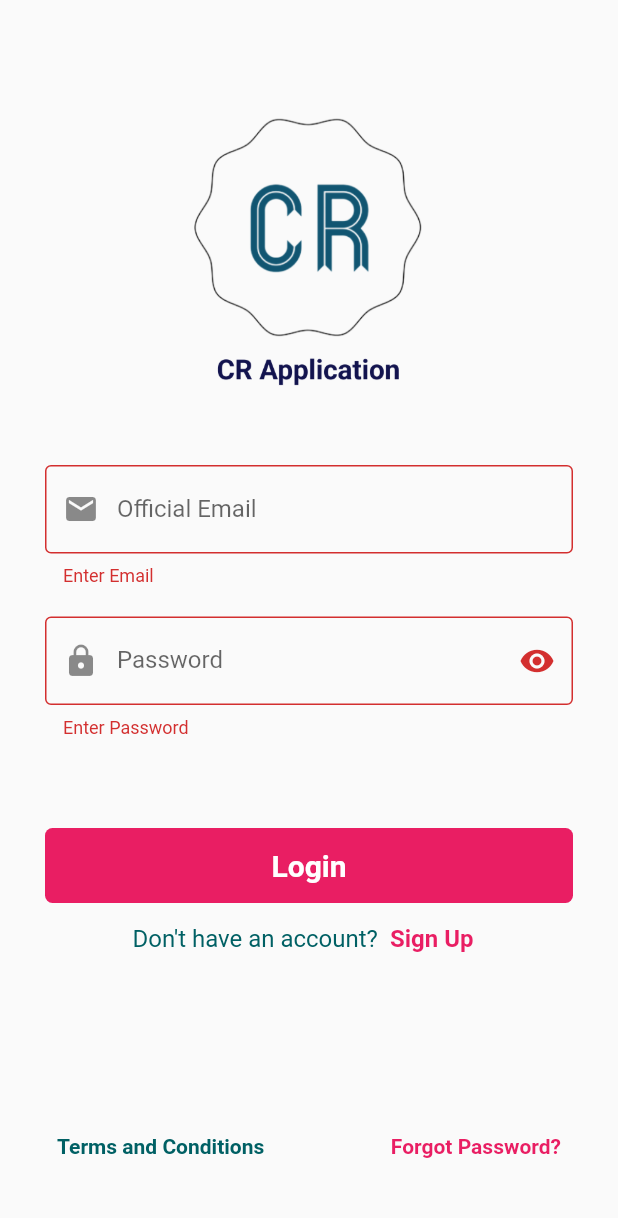
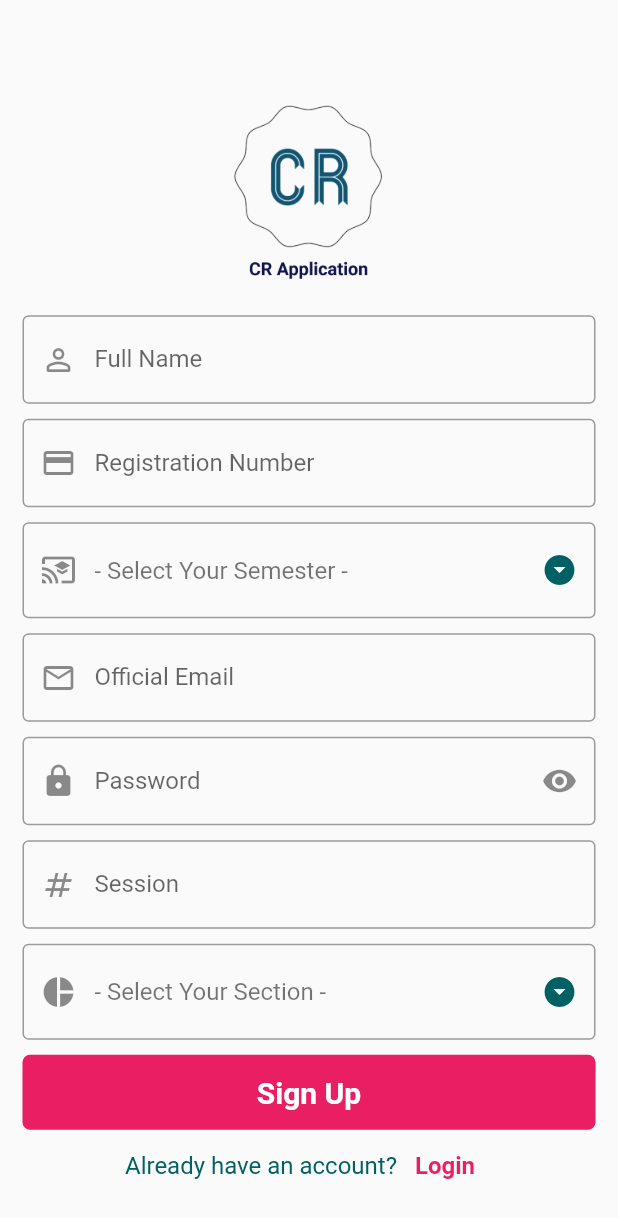
Before and after one commit to AbdullahButt2611/CR_App, a Flutter app: the screen it shows after launch, after a tap on "Login", after a tap on "Sign Up", on a phone screen of 412 x 824 dp. Shown: the top 1218 px of the screen. Run offline on Flutter 3.47's test engine with Material 2 defaults, Android fonts, the phone set to English and light mode, and no system bars; our stand-ins replace firebase_core, flutter_spinkit, get; accounts and stored records are empty; network calls fail.

Commit message:
Signup Screen Design

```diff
--- /dev/null
+++ b/cr_app/lib/admin_timetable_manage.dart
@@ -0,0 +1 @@
+// class AdminTimeTableManage extends
--- a/cr_app/lib/login_screen.dart
+++ b/cr_app/lib/login_screen.dart
@@ -1,5 +1,6 @@
 // ignore_for_file: prefer_const_constructors, prefer_const_literals_to_create_immutables
 
+import 'package:cr_app/signup_screen.dart';
 import 'package:cr_app/student_notification_screen.dart';
 import 'package:cr_app/welcome_screen.dart';
 import 'package:flutter/cupertino.dart';
@@ -169,7 +170,15 @@ class _LoginScreenState extends State<LoginScreen> {
                       ),
                     ),
                     TextButton(
-                      onPressed: () {},
+                      onPressed: () {
+
+                        Navigator.push(
+                          context,
+                          MaterialPageRoute(
+                            builder: (context) => const SignUpScreen(),
+                          )
+                        );
+                      },
                       child: Text(
                         "Sign Up",
                         style: TextStyle(
--- a/cr_app/lib/main.dart
+++ b/cr_app/lib/main.dart
@@ -1,11 +1,17 @@
 // ignore_for_file: prefer_const_constructors
 
 import 'package:cr_app/splash_screen.dart';
+import 'package:firebase_core/firebase_core.dart';
 import 'package:flutter/material.dart';
 // import './navigation_drawer.dart';
 
 
-void main() {
+Future<void> main() async {
+
+  WidgetsFlutterBinding.ensureInitialized();
+
+  await Firebase.initializeApp();
+
   runApp(const MyApp());
 }
 
--- a/cr_app/lib/navigation_drawer.dart
+++ b/cr_app/lib/navigation_drawer.dart
@@ -7,7 +7,10 @@ import 'package:get/get.dart';
 
 class NavigationDrawer extends StatelessWidget{
 
-  const NavigationDrawer({super.key});
+  const NavigationDrawer({super.key, required this.role, required this.id});
+
+  final String role;
+  final int id;
 
   @override
   Widget build(BuildContext context) {
@@ -25,7 +28,7 @@ class NavigationDrawer extends StatelessWidget{
         padding: EdgeInsets.zero,
         children: [
 
-          UserAccountsDrawerHeader(
+          (role != "Admin") ? UserAccountsDrawerHeader(
 
             decoration: BoxDecoration(
 
@@ -46,9 +49,24 @@ class NavigationDrawer extends StatelessWidget{
 
             ),
 
+          ) :
+
+          Padding(
+            padding: const EdgeInsets.only(
+              top: 25.0,
+              bottom: 17.0,
+            ),
+            child: Image.asset(
+              "assets/images/logo_text.png",
+              height: 180,
+              width: 180,
+              color: Colors.cyan.shade200,
+
+            ),
           ),
 
-          ListTile(
+
+          (role != "Student") ? ListTile(
             focusColor: Colors.cyan.shade100,
             leading: Icon(Icons.notifications, color: Colors.white,),
             title: Text("Notifications", style: TextStyle(color: Colors.white),),
@@ -61,7 +79,7 @@ class NavigationDrawer extends StatelessWidget{
                 )
               );
             },
-          ),
+          ) :
 
           ListTile(
             leading: Icon(Icons.calendar_month, color: Colors.white,),
@@ -110,7 +128,7 @@ class NavigationDrawer extends StatelessWidget{
 
         ],
 
-      )
+      ),
 
     );
   }
--- /dev/null
+++ b/cr_app/lib/signup_controller.dart
@@ -0,0 +1,22 @@
+import 'package:flutter/cupertino.dart';
+import 'package:get/get.dart';
+
+class SignUpController extends GetxController{
+
+  //  SignUpController({this.section, this.semester});
+
+  static SignUpController get instance => Get.find();
+
+  final fullName = TextEditingController();
+  final regdNo = TextEditingController();
+  final email = TextEditingController();
+  String? semester = "";
+  final password = TextEditingController();
+  final session = TextEditingController();
+  String? section = "";
+
+  // ignore: non_constant_identifier_names
+  void RegisterUser(String email, String passwrord){
+  }
+
+}
--- /dev/null
+++ b/cr_app/lib/signup_screen.dart
@@ -0,0 +1,332 @@
+// ignore_for_file: prefer_const_constructors, dead_code, prefer_const_literals_to_create_immutables
+
+import 'package:cr_app/login_screen.dart';
+import 'package:cr_app/signup_controller.dart';
+import 'package:flutter/material.dart';
+import 'package:get/get.dart';
+
+class SignUpScreen extends StatefulWidget{
+  const SignUpScreen({super.key});
+
+  @override
+  State<SignUpScreen> createState() => _SignUpScreenState();
+}
+
+class _SignUpScreenState extends State<SignUpScreen> {
+
+  final controller = Get.put(SignUpController());
+  final _formKey = GlobalKey<FormState>();
+
+  // final semesters = ["1", "2", "3", "4", "5", "6", "7", "8"];
+  var _value = "-1";
+  var _section = "-1";
+  bool passToggle = true;
+
+  @override
+  Widget build(BuildContext context) {
+
+    return Scaffold(
+      body: Container(
+
+        width: double.infinity,
+        padding: EdgeInsets.only(
+          top: 30.0,
+          bottom: 10.0,
+          left: 15.0,
+          right: 15.0,
+        ),
+
+        child: Form(
+          key: _formKey,
+          child: SingleChildScrollView(
+            padding: EdgeInsets.only(top: 30.0),
+            child: Column(
+              mainAxisAlignment: MainAxisAlignment.center,
+              crossAxisAlignment: CrossAxisAlignment.center,
+              children: [
+
+                Padding(
+                  padding: const EdgeInsets.only(bottom: 24.0),
+                  child: Image.asset
+                  (
+                    "assets/images/logo_text.png",
+                    width: 130.0,
+                  ),
+                ),
+
+                Padding(
+                  padding: const EdgeInsets.only(bottom: 10.0),
+                  child: TextFormField(
+                    controller: controller.fullName,
+                    keyboardType: TextInputType.name,
+                    decoration: InputDecoration(
+                      label: Text("Full Name"),
+                      prefixIcon: Icon(Icons.person_outline_rounded),
+                      border: OutlineInputBorder(),
+                    ),
+                  ),
+                ),
+
+                Padding(
+                  padding: const EdgeInsets.only(bottom: 10.0),
+                  child: TextFormField(
+                    controller: controller.regdNo,
+                    keyboardType: TextInputType.emailAddress,
+                    decoration: InputDecoration(
+                      label: Text("Registration Number"),
+                      prefixIcon: Icon(Icons.credit_card),
+                      border: OutlineInputBorder(),
+                    ),
+                  ),
+                ),
+
+                Padding(
+
+                  padding: const EdgeInsets.only(bottom: 10.0),
+                  child: DropdownButtonFormField(
+
+                    style: TextStyle(color: Colors.black54, fontSize: 16.0),
+                    icon: Icon(Icons.arrow_drop_down_circle),
+                    iconEnabledColor: Colors.cyan.shade900,
+                    value: _value,
+                    items: [
+
+                      DropdownMenuItem(
+                        value: "-1",
+                        child: Text("- Select Your Semester -"),
+                      ),
+                      DropdownMenuItem(
+                        value: "1",
+                        child: Text("First"),
+                      ),
+                      DropdownMenuItem(
+                        value: "2",
+                        child: Text("Second"),
+                      ),
+                      DropdownMenuItem(
+                        value: "3",
+                        child: Text("Third"),
+                      ),
+                      DropdownMenuItem(
+                        value: "4",
+                        child: Text("Fourth"),
+                      ),
+                      DropdownMenuItem(
+                        value: "5",
+                        child: Text("Fifth"),
+                      ),
+                      DropdownMenuItem(
+                        value: "6",
+                        child: Text("Sixth"),
+                      ),
+                      DropdownMenuItem(
+                        value: "7",
+                        child: Text("Seventh"),
+                      ),
+                      DropdownMenuItem(
+                        value: "8",
+                        child: Text("Eighth"),
+                      ),
+
+
+                    ],
+                    onChanged: (v){
+                      _value = v.toString();
+                      controller.semester = v.toString();
+                    },
+                    decoration: InputDecoration(
+                      prefixIcon: Icon(Icons.cast_for_education),
+                      border: OutlineInputBorder(),
+                    ),
+                  ),
+                ),
+
+
+                Padding(
+                  padding: const EdgeInsets.only(bottom: 10.0),
+                  child: TextFormField(
+
+                    controller: controller.email,
+                    keyboardType: TextInputType.emailAddress,
+                    decoration: InputDecoration(
+                      label: Text("Official Email"),
+                      prefixIcon: Icon(Icons.email_outlined),
+                      border: OutlineInputBorder(),
+                    ),
+                  ),
+                ),
+
+
+                  Padding(
+                    padding: const EdgeInsets.only(bottom: 10.0),
+                    child: TextFormField(
+
+                      controller: controller.password,
+                      keyboardType: TextInputType.emailAddress,
+                      obscureText: passToggle,                            // For Toggling the Hide Password
+
+                      decoration: InputDecoration(
+                        labelText: "Password",
+                        border: OutlineInputBorder(),
+                        prefixIcon: Icon(Icons.lock),
+                        suffixIcon: InkWell(
+                          onTap: () {
+                            setState(() {
+                              passToggle = !passToggle;
+                            });
+                          },
+                          child: Icon(
+                              passToggle ? Icons.visibility : Icons.visibility_off),
+                        ),
+                      ),
+
+
+                    ),
+                  ),
+
+
+                Padding(
+                  padding: const EdgeInsets.only(bottom: 10.0),
+                  child: TextFormField(
+
+                    controller: controller.session,
+                    keyboardType: TextInputType.number,
+                    decoration: InputDecoration(
+                      label: Text("Session"),
+                      prefixIcon: Icon(Icons.numbers),
+                      border: OutlineInputBorder(),
+                    ),
+                  ),
+                ),
+
+
+                Padding(
+
+                  padding: const EdgeInsets.only(bottom: 10.0),
+                  child: DropdownButtonFormField(
+
+                    style: TextStyle(color: Colors.black54, fontSize: 16.0),
+                    icon: Icon(Icons.arrow_drop_down_circle),
+                    iconEnabledColor: Colors.cyan.shade900,
+                    value: _section,
+                    items: [
+
+                      DropdownMenuItem(
+                        value: "-1",
+                        child: Text("- Select Your Section -"),
+                      ),
+                      DropdownMenuItem(
+                        value: "A",
+                        child: Text("A"),
+                      ),
+                      DropdownMenuItem(
+                        value: "B",
+                        child: Text("B"),
+                      ),
+                      DropdownMenuItem(
+                        value: "C",
+                        child: Text("C"),
+                      ),
+                      DropdownMenuItem(
+                        value: "D",
+                        child: Text("D"),
+                      ),
+
+                    ],
+                    onChanged: (v){
+                      _section = v.toString();
+                      controller.section = v.toString();
+                    },
+                    decoration: InputDecoration(
+                      prefixIcon: Icon(Icons.pie_chart),
+                      border: OutlineInputBorder(),
+                    ),
+                  ),
+                ),
+
+                InkWell(
+                  onTap: () {
+
+                    // if(emailController.text == "admin@uet" && passController.text == "admin12345")
+                    // {
+                    //   Navigator.pop(context);
+                    //   Navigator.push(
+                    //     context,
+                    //     MaterialPageRoute(
+                    //       builder: (context) => const WelcomeScreen(role: "Admin", id: -1),
+                    //     )
+                    //   );
+                    // }
+
+                    if(_formKey.currentState!.validate()){
+                      SignUpController.instance.RegisterUser(controller.email.text.trim(), controller.password.text.trim());
+                    }
+
+                  },
+
+                  child: Container(
+                    width: double.infinity,
+                    height: 50.0,
+                    alignment: Alignment.center,
+                    decoration: BoxDecoration(
+                      color: Colors.pink.shade500,
+                      borderRadius: BorderRadius.circular(5.0),
+                    ),
+                    child: Text(
+                      "Sign Up",
+                      textAlign: TextAlign.center,
+                      style: TextStyle(
+                        color: Colors.white,
+                        fontSize: 20.0,
+                        fontWeight: FontWeight.bold,
+                      ),
+                    ),
+                  ),
+                ),
+
+                Row(
+                  mainAxisAlignment: MainAxisAlignment.center,
+                  children: [
+                    Text(
+                      "Already have an account?",
+                      style: TextStyle(
+                        fontSize: 16.0,
+                        color: Colors.cyan.shade900,
+                      ),
+                    ),
+                    TextButton(
+                      onPressed: () {
+                        Navigator.pop(context);
+                        Navigator.push(
+                          context,
+                          MaterialPageRoute(
+                            builder: (context) => const LoginScreen(),
+                          )
+                        );
+                      },
+                      child: Text(
+                        "Login",
+                        style: TextStyle(
+                            color: Colors.pink.shade500,
+                            fontSize: 16.0,
+                            fontWeight: FontWeight.bold),
+                      ),
+                    )
+                  ],
+                ),
+
+
+
+              ],
+            ),
+          ),
+        ),
+
+      ),
+    );
+
+
+
+
+  }
+}
--- a/cr_app/lib/student_notification_screen.dart
+++ b/cr_app/lib/student_notification_screen.dart
@@ -1333,7 +1333,7 @@ class StudentNotificationScreen extends StatelessWidget{
 
       ),
 
-      drawer: NavigationDrawer(),
+      drawer: NavigationDrawer(role: "Student", id: -1),
 
     );
 
--- a/cr_app/lib/welcome_screen.dart
+++ b/cr_app/lib/welcome_screen.dart
@@ -22,12 +22,6 @@ class WelcomeScreen extends StatelessWidget{
         title: const Text("CR Application"),
         elevation: 10,
         backgroundColor: Colors.cyan.shade600,
-
-        actions: <Widget>[
-          Container(
-            child: Image.asset('assets/images/logo.png'),
-          ),
-        ],
 
         shape: const RoundedRectangleBorder(
 
@@ -71,7 +65,7 @@ class WelcomeScreen extends StatelessWidget{
 
       ),
 
-      drawer: NavigationDrawer(),
+      drawer: NavigationDrawer(role: role, id: id),
 
 
     );
--- a/cr_app/pubspec.yaml
+++ b/cr_app/pubspec.yaml
@@ -38,6 +38,11 @@ dependencies:
   cupertino_icons: ^1.0.2
   flutter_spinkit: ^5.1.0
   get: ^4.6.5
+  firebase_core: ^2.10.0
+  firebase_storage: ^11.1.1
+  cloud_firestore: ^4.5.2
+  file_picker: ^5.2.11
+  firebase_auth: ^4.4.2
 
 dev_dependencies:
   flutter_test:
```
Also changed, not shown: cr_app/pubspec.lock, 4 other files.
